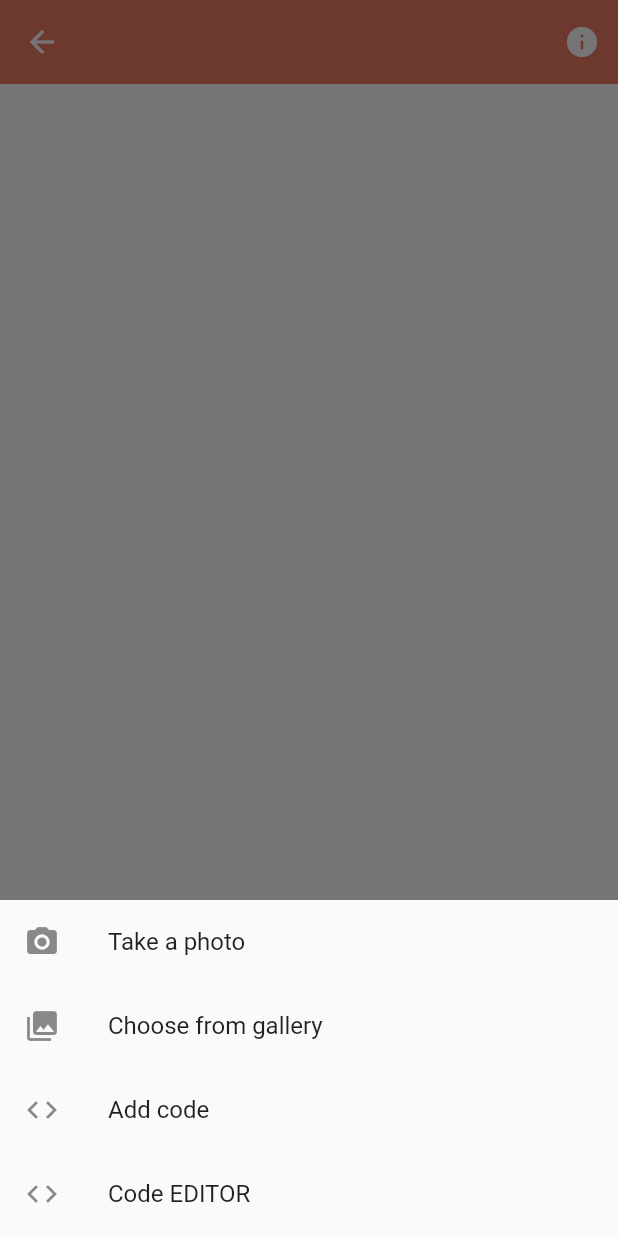
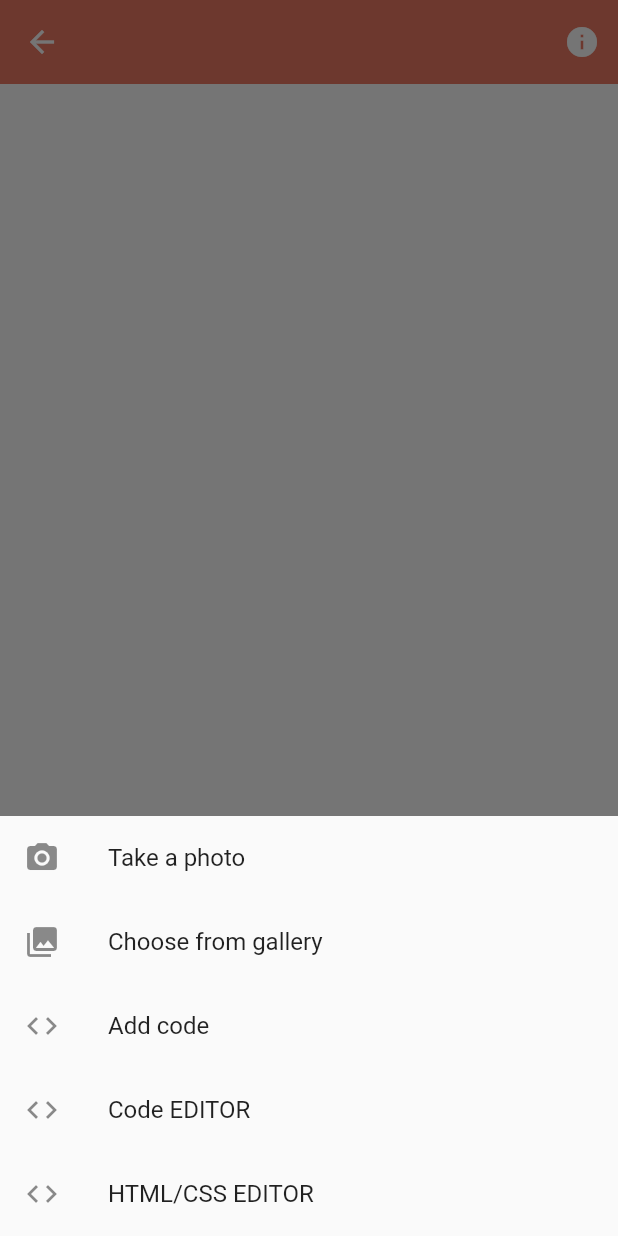
Before and after one commit to SanchitDang/group_code, a Flutter app: the ChatPage screen opened directly with empty values, after a tap on the "edit" icon, on a phone screen of 412 x 824 dp. Run offline on Flutter 3.47's test engine with Material 2 defaults, Android fonts, the phone set to English and light mode, and no system bars; our stand-ins replace cloud_firestore, firebase_auth, firebase_core, firebase_storage, flutter_highlight, image_picker and 2 more; missing offline and left inert: cloud_firestore_web, code_editor, firebase_auth_web, firebase_core_web, shared_preferences_web; accounts and stored records are empty.

Commit message:
code share

```diff
--- a/lib/pages/chat_page.dart
+++ b/lib/pages/chat_page.dart
@@ -2,7 +2,9 @@ import 'dart:io';
 
 import 'package:firebase_auth/firebase_auth.dart';
 import 'package:firebase_storage/firebase_storage.dart';
+import 'package:group_code/pages/code_editor_screen.dart';
 import 'package:group_code/pages/group_info.dart';
+import 'package:group_code/pages/webview.dart';
 import 'package:group_code/service/database_service.dart';
 import 'package:group_code/widgets/message_tile.dart';
 import 'package:group_code/widgets/widgets.dart';
@@ -130,9 +132,14 @@ class _ChatPageState extends State<ChatPage> {
               leading: const Icon(Icons.code),
               title: const Text('Code EDITOR'),
               onTap: () {
-                // _pickImage(ImageSource.gallery, 'profile');
-                sendCode();
-                // Navigator.pop(context);
+                Navigator.push(context, MaterialPageRoute(builder: (context) => HomePage()));
+              },
+            ),
+            ListTile(
+              leading: const Icon(Icons.code),
+              title: const Text('HTML/CSS EDITOR'),
+              onTap: () {
+                Navigator.push(context, MaterialPageRoute(builder: (context) => WEBVIEWSCREEN()));
               },
             ),
           ],
--- /dev/null
+++ b/lib/pages/webview.dart
@@ -0,0 +1,37 @@
+import 'package:flutter/material.dart';
+import 'package:webview_flutter/webview_flutter.dart';
+
+
+class WEBVIEWSCREEN extends StatelessWidget {
+
+  final String htmlContent = '''
+    <!DOCTYPE html>
+    <html>
+      <head>
+        <title>WebView Demo</title>
+      </head>
+      <body>
+        <h1>Welcome to my website</h1>
+        <p>This is a sample paragraph.</p>
+        <p>Here's another paragraph.</p>
+      </body>
+    </html>
+  ''';
+
+  @override
+  Widget build(BuildContext context) {
+    return MaterialApp(
+      title: 'WebView Demo',
+      home: Scaffold(
+        appBar: AppBar(
+          title: Text('WebView Demo'),
+        ),
+        body: WebView(
+          initialUrl: htmlContent,
+        javascriptMode: JavascriptMode.unrestricted,
+        )
+
+      ),
+    );
+  }
+}
--- a/pubspec.yaml
+++ b/pubspec.yaml
@@ -44,6 +44,7 @@ dependencies:
   uuid:
   flutter_highlight: ^0.7.0
   code_editor: ^1.3.2
+  webview_flutter: ^2.0.13
 
 dev_dependencies:
   flutter_test:
```
Also changed, not shown: lib/pages/auth/group_editor.dart (added, +55 -0 lines), lib/pages/code_editor_screen.dart (added, +68 -0 lines), lib/pages/group_info.dart (+35 -0 lines), pubspec.lock, 2 other files.
